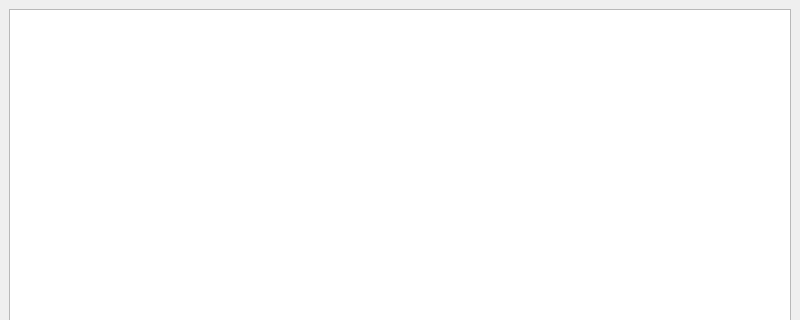
Qt form graphics_app.ui (EnSpec/HySpex-Quicklook-Viewer) before a commit; both pictures show x 0 to 800 and y 0 to 320 of the 800 by 600 pixel window.
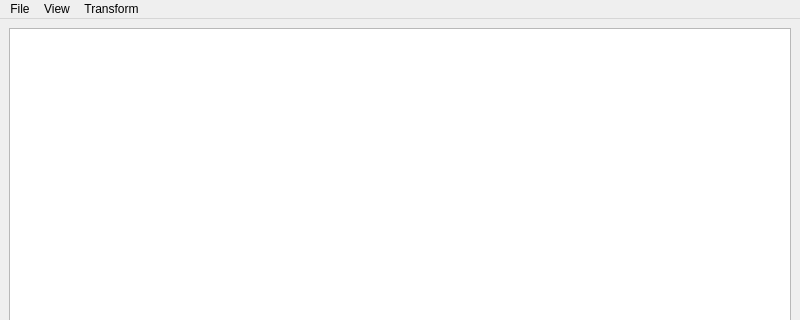
The same form after that commit.

Commit message: added file dialog for selecting different images

```diff
--- a/graphics_app.ui
+++ b/graphics_app.ui
@@ -36,6 +36,30 @@
      <height>21</height>
     </rect>
    </property>
+   <widget class="QMenu" name="menuFile">
+    <property name="title">
+     <string>File</string>
+    </property>
+    <addaction name="actionOpen"/>
+   </widget>
+   <widget class="QMenu" name="menuView">
+    <property name="title">
+     <string>Transform</string>
+    </property>
+    <addaction name="actionRotate"/>
+    <addaction name="actionFlipV"/>
+    <addaction name="actionZoom_Out"/>
+   </widget>
+   <widget class="QMenu" name="menuView_2">
+    <property name="title">
+     <string>View</string>
+    </property>
+    <addaction name="actionZoomIn"/>
+    <addaction name="actionZoomOut"/>
+   </widget>
+   <addaction name="menuFile"/>
+   <addaction name="menuView_2"/>
+   <addaction name="menuView"/>
   </widget>
   <widget class="QStatusBar" name="statusbar"/>
  </widget>
```
Left out of the diff: 30 changed lines with no effect on the pictures. The commit also changes 2 other files.
